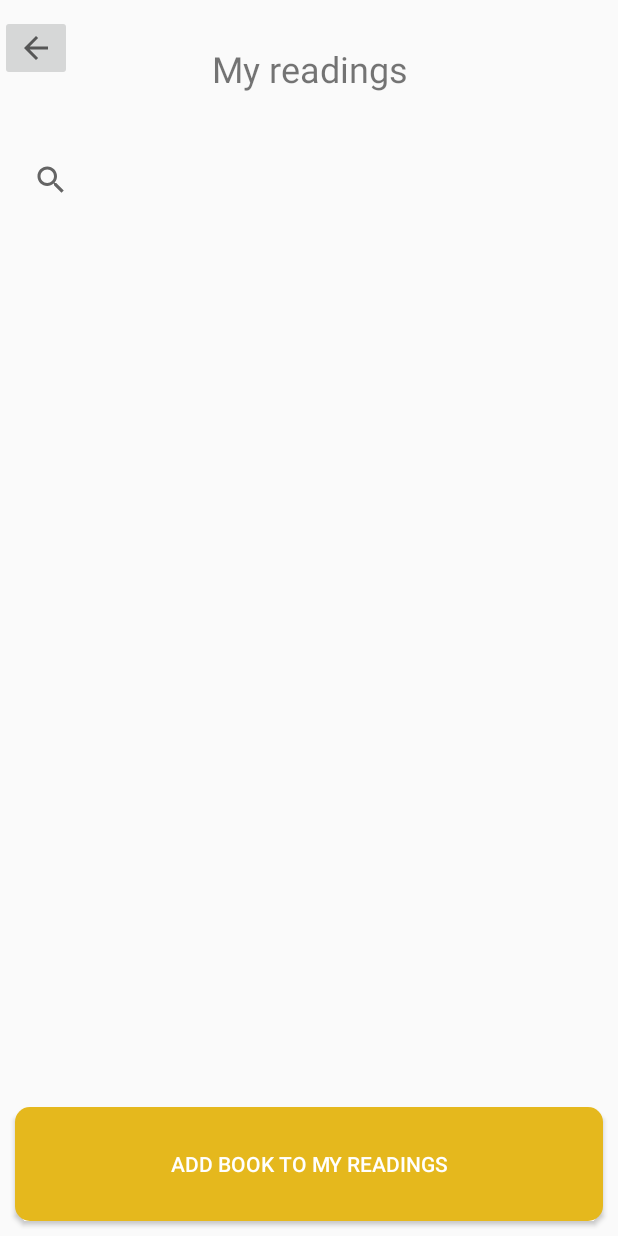
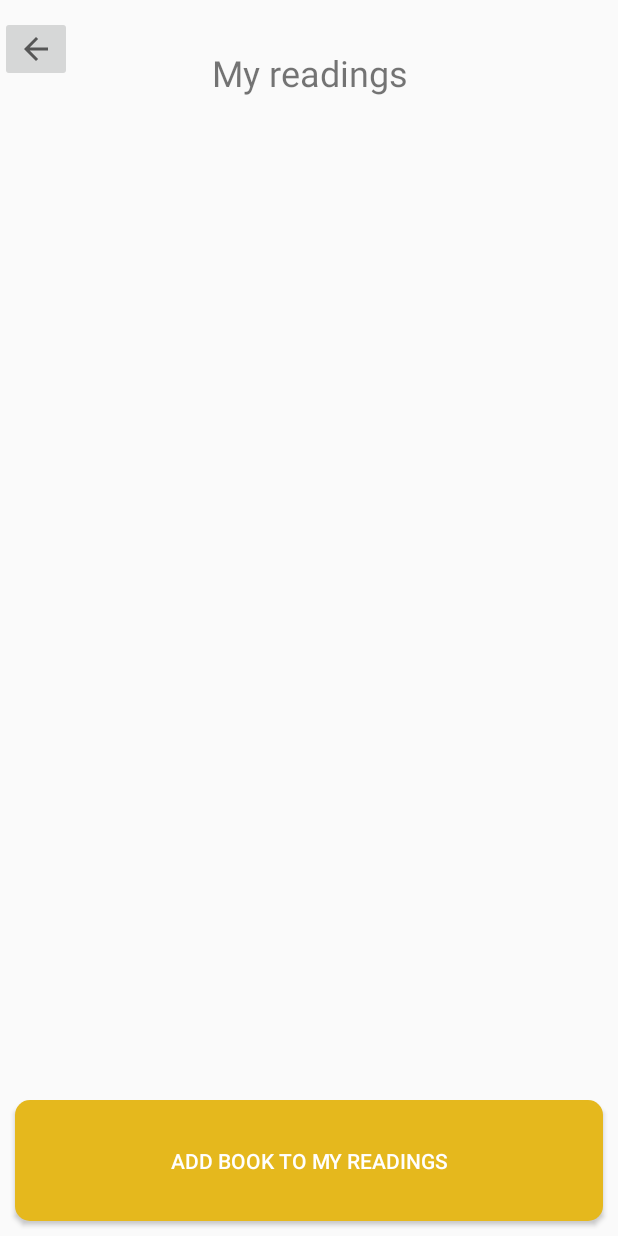
Before and after one commit to hugoTortuga/BookyPocket, an Android app: the ReadingsActivity screen opened directly, with no data from a screen before it, on a phone screen of 412 x 824 dp. Run offline under Robolectric (Android 15) with nearby library versions, the phone set to English and light mode, and no system bars.

Commit message:
setup tout doucement des amis

```diff
--- a/Appli/Dev/BookyPocket/app/src/main/java/android/cnam/bookypocket/BookyMapActivity.java
+++ b/Appli/Dev/BookyPocket/app/src/main/java/android/cnam/bookypocket/BookyMapActivity.java
@@ -39,8 +39,8 @@ public class BookyMapActivity extends FragmentActivity implements OnMapReadyCall
         mMap = googleMap;
 
         // Add a marker in Sydney and move the camera
-        LatLng sydney = new LatLng(-34, 151);
-        mMap.addMarker(new MarkerOptions().position(sydney).title("Marker in Sydney"));
+        LatLng sydney = new LatLng(-49.25, 4.03);
+        mMap.addMarker(new MarkerOptions().position(sydney).title(""));
         mMap.moveCamera(CameraUpdateFactory.newLatLng(sydney));
     }
 
--- a/Appli/Dev/BookyPocket/app/src/main/res/layout/activity_readings.xml
+++ b/Appli/Dev/BookyPocket/app/src/main/res/layout/activity_readings.xml
@@ -43,20 +43,20 @@
                 tools:ignore="RtlCompat"></TextView>
         </RelativeLayout>
 
-        <LinearLayout
-            android:layout_width="match_parent"
-            android:layout_height="wrap_content"
-            android:layout_weight="1"
-            android:orientation="horizontal"
-            android:minHeight="30dp">
+<!--        <LinearLayout-->
+<!--            android:layout_width="match_parent"-->
+<!--            android:layout_height="wrap_content"-->
+<!--            android:layout_weight="0"-->
+<!--            android:orientation="horizontal"-->
+<!--            android:minHeight="30dp">-->
 
-            <SearchView
-                android:id="@+id/search_book_button"
-                android:layout_width="wrap_content"
-                android:layout_height="match_parent"
-                android:layout_margin="10dp"
-                android:layout_weight="3"/>
-        </LinearLayout>
+<!--            <SearchView-->
+<!--                android:id="@+id/search_book_button"-->
+<!--                android:layout_width="wrap_content"-->
+<!--                android:layout_height="match_parent"-->
+<!--                android:layout_margin="10dp"-->
+<!--                android:layout_weight="3"/>-->
+<!--        </LinearLayout>-->
 
         <ListView
             android:id="@+id/found_list_my_readings"
--- a/Appli/Dev/BookyPocket/app/src/main/res/layout/author_activity.xml
+++ b/Appli/Dev/BookyPocket/app/src/main/res/layout/author_activity.xml
@@ -38,12 +38,6 @@
                 tools:ignore="RtlCompat"></TextView>
         </RelativeLayout>
 
-        <SearchView
-                android:id="@+id/search_book_author"
-                android:layout_width="match_parent"
-                android:layout_height="wrap_content"
-                android:layout_margin="10dp"
-                android:layout_weight="1"/>
 
         <ListView
             android:id="@+id/found_list_book_author"
```
Also changed, not shown: Appli/Dev/BookyPocket/app/src/main/java/android/cnam/bookypocket/Model/ReaderFriend.java (added, +40 -0 lines).
